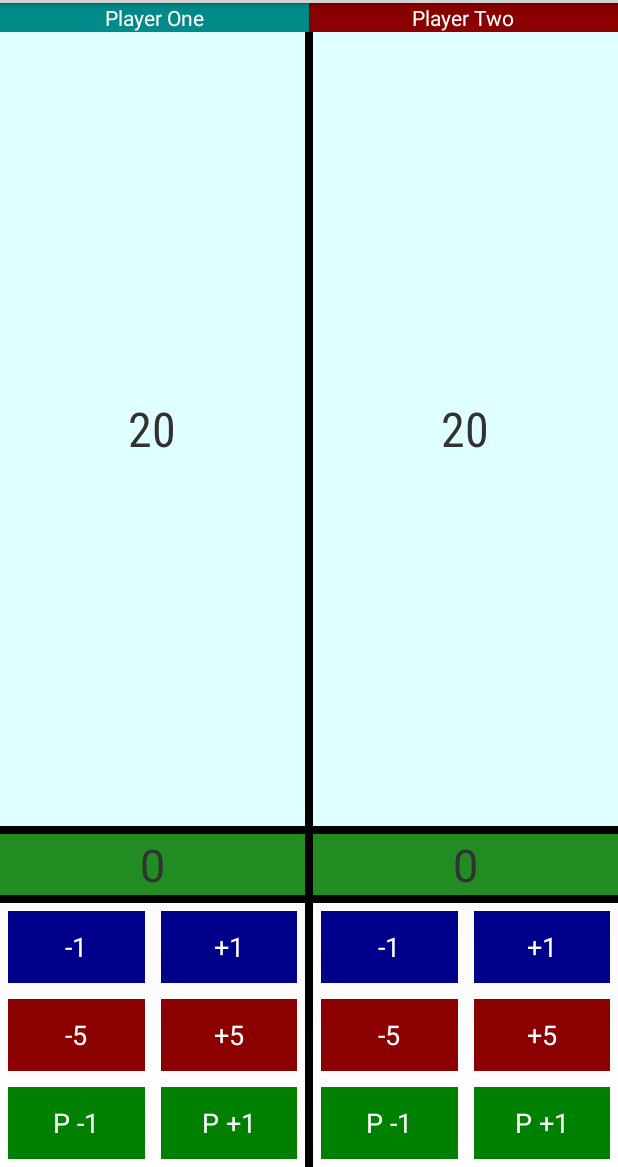
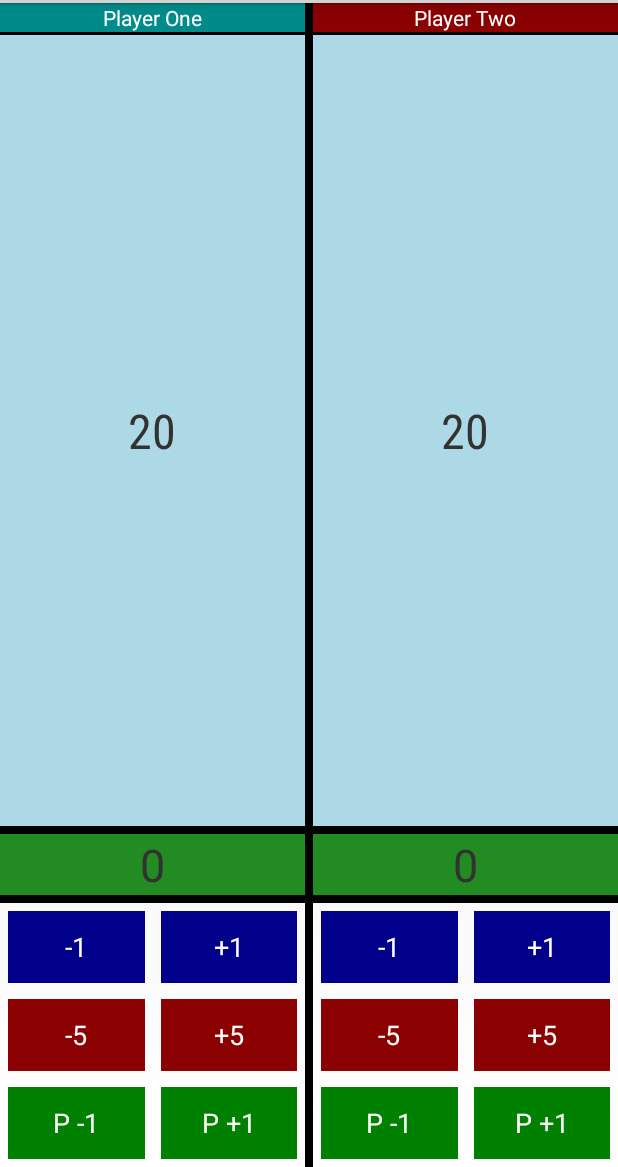
Before and after one commit to smusings/GameTable, an Android app: the MagicLifeCounter screen opened directly, with no data from a screen before it, on a phone screen of 412 x 824 dp, the part 69-1236 px from its top. Run offline under Robolectric (Android 15) with nearby library versions, the phone set to English and light mode, and no system bars.

Commit message:
minor ui changes and code changes

```diff
--- a/src/main/java/com/smusings/rollofthedie/DieRoll.java
+++ b/src/main/java/com/smusings/rollofthedie/DieRoll.java
@@ -42,7 +42,6 @@ public class DieRoll extends FragmentActivity
         int resID = R.layout.roll_list_item;
         aa = new ArrayAdapter<String>(this, resID, DieRolls);
 
-
         //Bind the Array Adapter to the list view
         rollListFragment.setListAdapter(aa);
     }
--- a/src/main/java/com/smusings/rollofthedie/MagicLifeCounter.java
+++ b/src/main/java/com/smusings/rollofthedie/MagicLifeCounter.java
@@ -17,8 +17,10 @@ public class MagicLifeCounter extends FragmentActivity {
         setContentView(R.layout.magic_life_counter);
 
         //defines the support fragments
-        player1LC = (Player1LifeCounterFragment) getSupportFragmentManager().findFragmentById(R.id.p1buttons);
-        player2LC = (Player2LifeCounterFragment) getSupportFragmentManager().findFragmentById(R.id.p2buttons);
+        player1LC = (Player1LifeCounterFragment)
+                getSupportFragmentManager().findFragmentById(R.id.p1buttons);
+        player2LC = (Player2LifeCounterFragment)
+                getSupportFragmentManager().findFragmentById(R.id.p2buttons);
     }
 
     @Override
--- a/src/main/java/com/smusings/rollofthedie/MainActivity.java
+++ b/src/main/java/com/smusings/rollofthedie/MainActivity.java
@@ -37,11 +37,11 @@ public class MainActivity extends Activity {
         int flip_coin = (int) Math.ceil(Math.random() * 2);
         if (flip_coin == 1){
             cf.setImageDrawable(dHeads);
-            cf.setTag(R.drawable.heads);
+            cf.setTag(R.drawable.heads); //for testing
         }
         else if (flip_coin == 2) {
             cf.setImageDrawable(dTails);
-            cf.setTag(R.drawable.tails);
+            cf.setTag(R.drawable.tails); //for testing
         }
     }
 
--- a/src/main/res/layout/activity_die_roll_fragment.xml
+++ b/src/main/res/layout/activity_die_roll_fragment.xml
@@ -1,7 +1,6 @@
 <?xml version="1.0" encoding="utf-8"?>
 <LinearLayout
     xmlns:android="http://schemas.android.com/apk/res/android"
-
     android:id="@+id/buttons"
     android:layout_width="match_parent"
     android:layout_height="70dp"
--- a/src/main/res/layout/life_counter_fragment.xml
+++ b/src/main/res/layout/life_counter_fragment.xml
@@ -4,12 +4,16 @@
     android:layout_width="match_parent"
     android:layout_height="match_parent"
     android:id="@+id/player1buttons">
+    <View
+        android:layout_width="fill_parent"
+        android:layout_height="2dp"
+        android:background="@color/Black"/>
     <TextView
     android:id="@+id/PlayerHealth"
     android:layout_width="fill_parent"
     android:layout_height="fill_parent"
     android:layout_weight="1"
-    android:background="@color/LightCyan"
+    android:background="@color/LightBlue"
     android:gravity="center"
     android:fontFamily="sans-serif-condensed"
     android:textSize="32sp"/>
--- a/src/main/res/layout/magic_life_counter.xml
+++ b/src/main/res/layout/magic_life_counter.xml
@@ -15,6 +15,10 @@
             android:gravity="center"
             android:textColor="@color/White"
             android:background="@color/DarkCyan"/>
+        <View
+            android:layout_width="5dp"
+            android:layout_height="fill_parent"
+            android:background="@color/Black"/>
         <TextView
             android:layout_width="fill_parent"
             android:layout_height="wrap_content"
@@ -35,13 +39,10 @@
             android:layout_width="fill_parent"
             android:layout_height="fill_parent"
             tools:layout="@layout/life_counter_fragment" />
-
-
         <View
             android:layout_width="5dp"
             android:layout_height="fill_parent"
             android:background="@color/Black"/>
-
         <fragment
             android:name="com.smusings.rollofthedie.Player2LifeCounterFragment"
             android:id="@+id/p2buttons"
```
Lines whose indentation alone changed are shown as unchanged.
